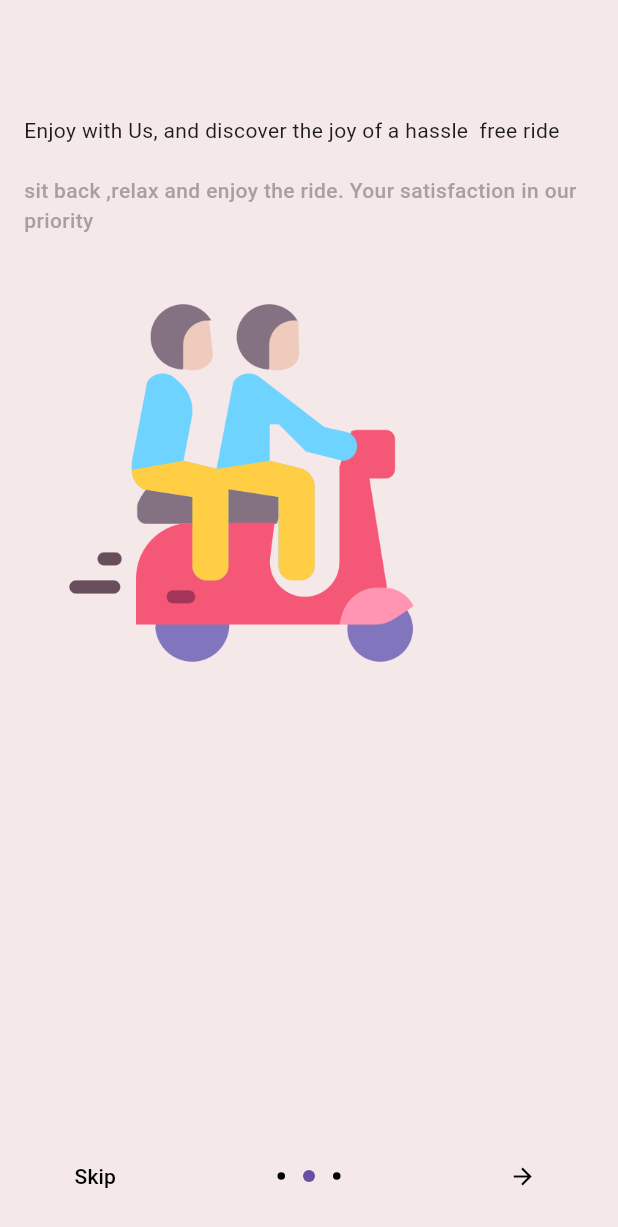
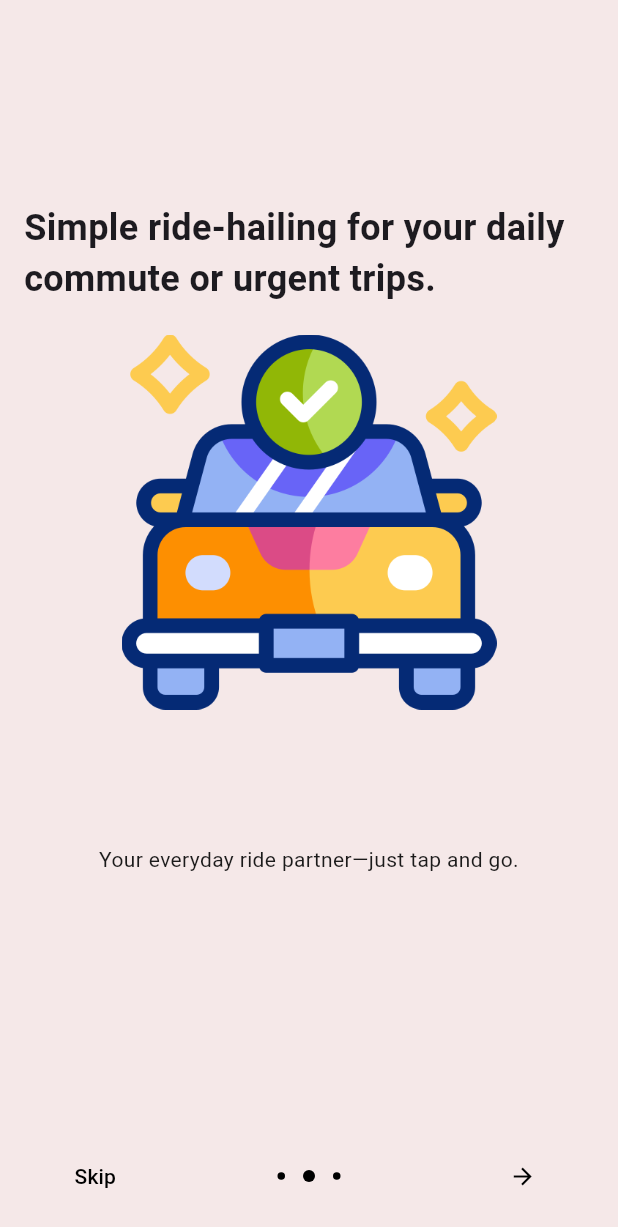
Before and after one commit to ZawMinKhant245/Ridee, a Flutter app: the screen it shows after launch, swiped to page 2, on a phone screen of 412 x 824 dp. Shown: the top 1227 px of the screen. Run offline on Flutter 3.47's test engine with Material 3 defaults, Android fonts, the phone set to English and light mode, and no system bars; drawn by our look-alikes of introduction_screen.

```diff
--- a/lib/onborading_test/into_screen.dart
+++ b/lib/onborading_test/into_screen.dart
@@ -22,7 +22,8 @@ class _IntroScreenState extends State<IntroScreen> {
               1,
               'Enjoy with Us, and discover the joy of a hassle  free ride',
             'sit back ,relax and enjoy the ride. Your satisfaction in our priority',
-            'assets/img.png'
+            'assets/img.png',
+            ''
           )
         ),
         PageViewModel(
@@ -30,9 +31,10 @@ class _IntroScreenState extends State<IntroScreen> {
           bodyWidget: buildIntroScreen(
               context,
               2,
-              'Enjoy with Us, and discover the joy of a hassle  free ride',
-            'sit back ,relax and enjoy the ride. Your satisfaction in our priority',
-            'assets/img.png'
+              '',
+            'Simple ride-hailing for your daily commute or urgent trips.',
+            'assets/car.png',
+            'Your everyday ride partner—just tap and go.'
           )
         ),
         PageViewModel(
@@ -40,9 +42,10 @@ class _IntroScreenState extends State<IntroScreen> {
           bodyWidget: buildIntroScreen(
               context,
               3,
-              'Enjoy with Us, and discover the joy of a hassle  free ride',
-            'sit back ,relax and enjoy the ride. Your satisfaction in our priority',
-            'assets/img.png'
+              'We prioritize your safety with real-time tracking and responsible drivers.',
+            '',
+            '',
+            'Ride with confidence—your safety is always our top priority.'
           )
         ),
       ],
@@ -70,32 +73,40 @@ class _IntroScreenState extends State<IntroScreen> {
         color: Colors.black,
         size: Size(5, 5),
         activeSize: Size(8, 8),
+        activeColor: Colors.black,
         activeShape: RoundedRectangleBorder(
-          borderRadius: BorderRadius.all(Radius.circular(25)),
+          borderRadius: BorderRadius.all(Radius.circular(5)),
         )
       ),
     );
   }
 
-  Widget buildIntroScreen(BuildContext context,int pageId,String? title,String? bodyText,String image){
+  Widget buildIntroScreen(BuildContext context,int pageId,String? title,String? bodyText,String image,String? footerText){
     return Column(
       mainAxisSize: MainAxisSize.min,
-      mainAxisAlignment: MainAxisAlignment.start,
-      crossAxisAlignment: CrossAxisAlignment.start,
+      mainAxisAlignment: MainAxisAlignment.center,
+      crossAxisAlignment: CrossAxisAlignment.center,
       children: [
-        Text(title!,style: pageId==1 ? TextStyle(fontWeight: FontWeight.bold,fontSize: 33): null,),
+        Text(title!,style: pageId==1 ? TextStyle(fontWeight: FontWeight.bold,fontSize: 33): TextStyle(fontWeight: FontWeight.bold,fontSize: 26),),
         const SizedBox(height: 20,),
-        Text(bodyText!,style: TextStyle(fontWeight: FontWeight.w500,color: Color.fromARGB(255, 170, 158, 158)),),
+        Text(bodyText!,style: pageId !=2 && pageId !=3 ? TextStyle(fontWeight: FontWeight.w500,color: Color.fromARGB(
+            255, 136, 127, 127)):
+        TextStyle(fontSize: 24,fontWeight: FontWeight.bold),),
         const SizedBox(height: 20,),
+        pageId!=3?Image.asset(image,width: 250,):Padding(
+          padding: const EdgeInsets.all(30),
+          child: Row(
+              children: [
+                Expanded(child: Image.asset('assets/male.png',)),
+                Expanded(child: Image.asset('assets/img_1.png'))
+              ],
+          ),
+        ),
+        const SizedBox(height: 40,),
         Padding(
-          padding: const EdgeInsets.all(20),
-          child: pageId!=3?Image.asset(image,width: 250,):Row(
-            children: [
-              Expanded(child: Image.asset('assets/male.png')),
-              Expanded(child: Image.asset('assets/img_1.png'))
-            ],
-          )
-        ),
+          padding: const EdgeInsets.only(top: 50),
+          child: Text(footerText!,style: TextStyle(color: Color.fromARGB(255, 27, 26, 26)),textAlign: TextAlign.center,),
+        )
       ],
     );
   }
```
Also changed, not shown: lib/homeScreen.dart (+38 -3 lines), assets/car.png (added), assets/female.png (deleted), assets/img_2.png (added).
